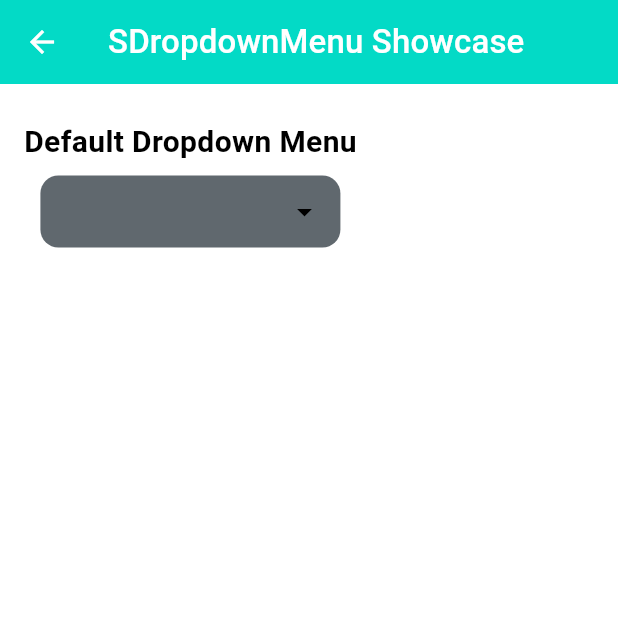
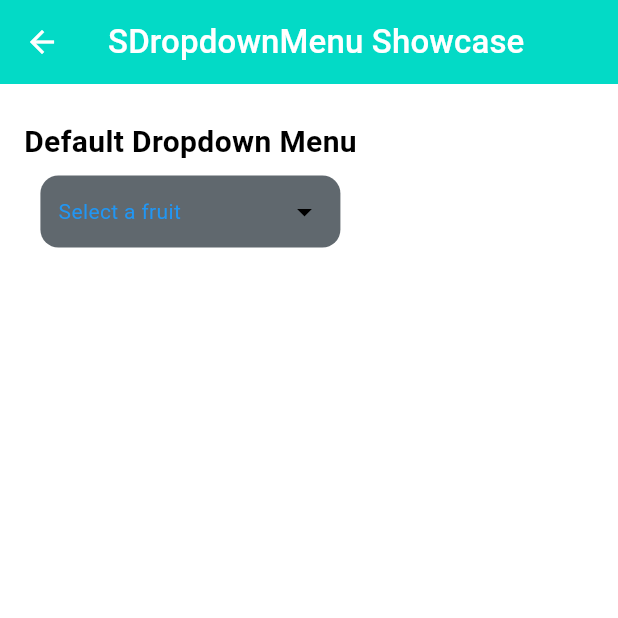
Before and after one commit to FRANK732/s_design, a Flutter app: the DropdownMenuPage screen opened by its route, on a phone screen of 412 x 824 dp, the top half of it. Run offline on Flutter 3.47's test engine with Material 3 defaults, Android fonts, the phone set to English and light mode, and no system bars; our stand-ins replace flutter_spinkit, get, shimmer.

Commit message:
feat: update SDropdownMenu; remove default item, change menu type, and add production-level assertions

```diff
--- a/example/lib/pages/dropdown_menu.dart
+++ b/example/lib/pages/dropdown_menu.dart
@@ -20,12 +20,12 @@ class _DropdownMenuPageState extends State<DropdownMenuPage> {
         child: Column(children: [
           _buildSectionTitle('Default Dropdown Menu'),
           SDropdownMenu(
-            items: ['Apple', 'Banana', 'Orange', 'Mango', 'Grapes'],
+            items: ['Banana', 'Orange', 'Mango', 'Grapes'],
             onChanged: (selectedItem) {
               print('Selected: $selectedItem');
             },
             hintText: 'Select a fruit',
-            menuType: SDropdownMenuItemType.multiSelect,
+            menuType: SDropdownMenuItemType.normal,
             preferredPosition: SDropdownMenuPosition.bottom,
             backgroundColor: const Color.fromARGB(255, 96, 104, 110),
             borderRadius: 12,
--- a/lib/src/components/s_dropdown_menu/s_dropdown_menu.dart
+++ b/lib/src/components/s_dropdown_menu/s_dropdown_menu.dart
@@ -74,7 +74,7 @@ class SDropdownMenu extends StatefulWidget {
   final BoxConstraints? menuConstraints;
   final EdgeInsetsGeometry? menuContentPadding;
 
-  const SDropdownMenu({
+  SDropdownMenu({
     Key? key,
     required this.items,
     required this.onChanged,
@@ -145,8 +145,41 @@ class SDropdownMenu extends StatefulWidget {
     this.menuShape,
     this.menuConstraints,
     this.menuContentPadding,
-  }) : super(key: key);
-
+  }) : super(key: key) {
+    // Assertions for production-level validation
+    assert(items.isNotEmpty, 'Items list cannot be empty.');
+    assert(menuType != null, 'Menu type cannot be null.');
+    assert(animationDuration != null && animationDuration >= Duration.zero,
+        'Animation duration must be non-negative.');
+    assert(menuWidth == null || menuWidth! > 0, 'Menu width must be positive.');
+    assert(menuMaxHeight == null || menuMaxHeight! > 0,
+        'Menu max height must be positive.');
+    assert(triggerWidth == null || triggerWidth! > 0,
+        'Trigger width must be positive.');
+    assert(triggerHeight == null || triggerHeight! > 0,
+        'Trigger height must be positive.');
+    assert(maxSelectedItemsToShow == null || maxSelectedItemsToShow! > 0,
+        'Max selected items to show must be positive.');
+    assert(borderRadius == null || borderRadius! >= 0,
+        'Border radius must be non-negative.');
+    assert(menuBorderRadius == null || menuBorderRadius!.topLeft.x >= 0,
+        'Menu border radius must be non-negative.');
+    assert(dividerThickness == null || dividerThickness! >= 0,
+        'Divider thickness must be non-negative.');
+    assert(checkboxActiveColor == null || checkboxActiveColor != null,
+        'Checkbox active color must be a valid color.');
+    assert(checkboxCheckColor == null || checkboxCheckColor != null,
+        'Checkbox check color must be a valid color.');
+    assert(checkboxHoverColor == null || checkboxHoverColor != null,
+        'Checkbox hover color must be a valid color.');
+    assert(onChanged != null, 'onChanged callback cannot be null.');
+    assert(onClear == null || onClear != null,
+        'onClear callback must be valid if provided.');
+    assert(onMenuOpen == null || onMenuOpen != null,
+        'onMenuOpen callback must be valid if provided.');
+    assert(onMenuClose == null || onMenuClose != null,
+        'onMenuClose callback must be valid if provided.');
+  }
   @override
   _SDropdownMenuState createState() => _SDropdownMenuState();
 }
@@ -210,7 +243,7 @@ class _SDropdownMenuState extends State<SDropdownMenu> {
             // Transparent background to capture taps outside the dropdown
             Positioned.fill(
               child: GestureDetector(
-                onTap: _toggleMenu, // Close the dropdown when tapping outside
+                onTap: _toggleMenu,
                 behavior: HitTestBehavior.translucent,
               ),
             ),
```
